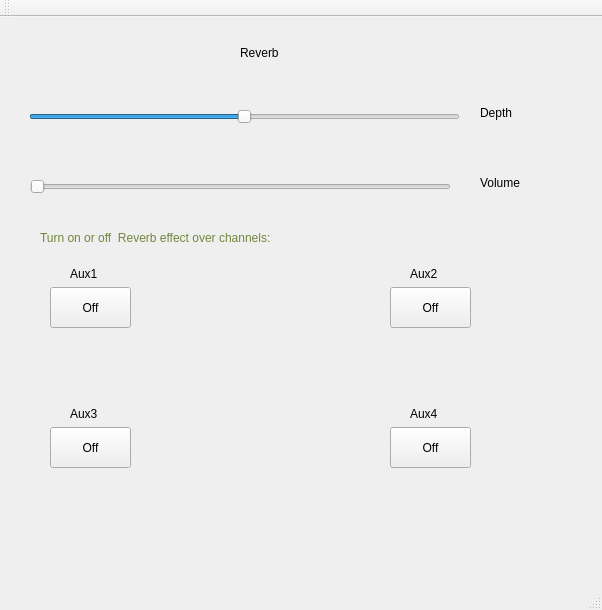
claudiovb/Projetos2, file Mesa_de_Audio_UDP/mainwindow.ui: the form before one commit.
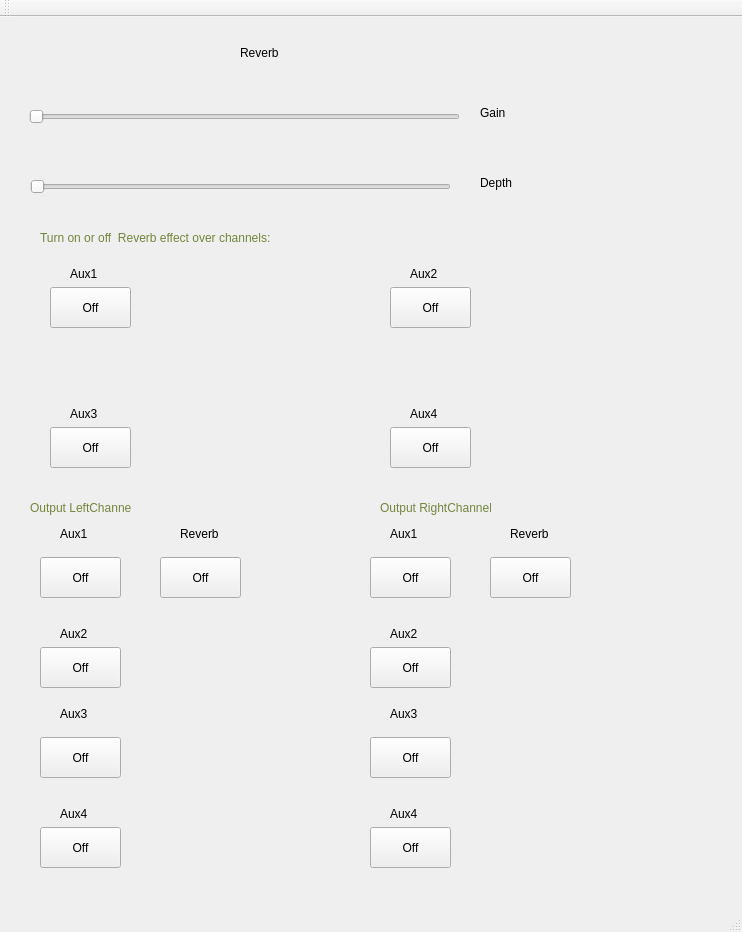
The form after the commit.

Diff of the .ui file:
```diff
--- a/Mesa_de_Audio_UDP/mainwindow.ui
+++ b/Mesa_de_Audio_UDP/mainwindow.ui
@@ -6,8 +6,8 @@
    <rect>
     <x>0</x>
     <y>0</y>
-    <width>602</width>
-    <height>610</height>
+    <width>742</width>
+    <height>932</height>
    </rect>
   </property>
   <property name="windowTitle">
@@ -37,7 +37,7 @@
      </rect>
     </property>
     <property name="minimum">
-     <number>-32768</number>
+     <number>0</number>
     </property>
     <property name="maximum">
      <number>32767</number>
@@ -69,7 +69,7 @@
      </rect>
     </property>
     <property name="text">
-     <string>Depth</string>
+     <string>Gain</string>
     </property>
    </widget>
    <widget class="QSlider" name="horizontalSlider_2">
@@ -101,7 +101,7 @@
      </rect>
     </property>
     <property name="text">
-     <string>Volume</string>
+     <string>Depth</string>
     </property>
    </widget>
    <widget class="QPushButton" name="pushButton">
@@ -258,6 +258,366 @@
      <string>Turn on or off  Reverb effect over channels:</string>
     </property>
    </widget>
+   <widget class="QLabel" name="label_10">
+    <property name="geometry">
+     <rect>
+      <x>30</x>
+      <y>470</y>
+      <width>101</width>
+      <height>41</height>
+     </rect>
+    </property>
+    <property name="palette">
+     <palette>
+      <active>
+       <colorrole role="WindowText">
+        <brush brushstyle="SolidPattern">
+         <color alpha="255">
+          <red>114</red>
+          <green>134</green>
+          <blue>60</blue>
+         </color>
+        </brush>
+       </colorrole>
+      </active>
+      <inactive>
+       <colorrole role="WindowText">
+        <brush brushstyle="SolidPattern">
+         <color alpha="255">
+          <red>114</red>
+          <green>134</green>
+          <blue>60</blue>
+         </color>
+        </brush>
+       </colorrole>
+      </inactive>
+      <disabled>
+       <colorrole role="WindowText">
+        <brush brushstyle="SolidPattern">
+         <color alpha="255">
+          <red>120</red>
+          <green>120</green>
+          <blue>120</blue>
+         </color>
+        </brush>
+       </colorrole>
+      </disabled>
+     </palette>
+    </property>
+    <property name="text">
+     <string>Output LeftChannel:</string>
+    </property>
+   </widget>
+   <widget class="QLabel" name="label_11">
+    <property name="geometry">
+     <rect>
+      <x>380</x>
+      <y>470</y>
+      <width>111</width>
+      <height>41</height>
+     </rect>
+    </property>
+    <property name="palette">
+     <palette>
+      <active>
+       <colorrole role="WindowText">
+        <brush brushstyle="SolidPattern">
+         <color alpha="255">
+          <red>114</red>
+          <green>134</green>
+          <blue>60</blue>
+         </color>
+        </brush>
+       </colorrole>
+      </active>
+      <inactive>
+       <colorrole role="WindowText">
+        <brush brushstyle="SolidPattern">
+         <color alpha="255">
+          <red>114</red>
+          <green>134</green>
+          <blue>60</blue>
+         </color>
+        </brush>
+       </colorrole>
+      </inactive>
+      <disabled>
+       <colorrole role="WindowText">
+        <brush brushstyle="SolidPattern">
+         <color alpha="255">
+          <red>120</red>
+          <green>120</green>
+          <blue>120</blue>
+         </color>
+        </brush>
+       </colorrole>
+      </disabled>
+     </palette>
+    </property>
+    <property name="text">
+     <string>Output RightChannel:</string>
+    </property>
+   </widget>
+   <widget class="QLabel" name="label_12">
+    <property name="geometry">
+     <rect>
+      <x>60</x>
+      <y>510</y>
+      <width>47</width>
+      <height>13</height>
+     </rect>
+    </property>
+    <property name="text">
+     <string>Aux1</string>
+    </property>
+   </widget>
+   <widget class="QPushButton" name="pushButton_5">
+    <property name="geometry">
+     <rect>
+      <x>40</x>
+      <y>540</y>
+      <width>81</width>
+      <height>41</height>
+     </rect>
+    </property>
+    <property name="text">
+     <string>Off</string>
+    </property>
+   </widget>
+   <widget class="QLabel" name="label_13">
+    <property name="geometry">
+     <rect>
+      <x>60</x>
+      <y>610</y>
+      <width>47</width>
+      <height>13</height>
+     </rect>
+    </property>
+    <property name="text">
+     <string>Aux2</string>
+    </property>
+   </widget>
+   <widget class="QLabel" name="label_14">
+    <property name="geometry">
+     <rect>
+      <x>60</x>
+      <y>690</y>
+      <width>47</width>
+      <height>13</height>
+     </rect>
+    </property>
+    <property name="text">
+     <string>Aux3</string>
+    </property>
+   </widget>
+   <widget class="QPushButton" name="pushButton_6">
+    <property name="geometry">
+     <rect>
+      <x>40</x>
+      <y>630</y>
+      <width>81</width>
+      <height>41</height>
+     </rect>
+    </property>
+    <property name="text">
+     <string>Off</string>
+    </property>
+   </widget>
+   <widget class="QPushButton" name="pushButton_7">
+    <property name="geometry">
+     <rect>
+      <x>40</x>
+      <y>720</y>
+      <width>81</width>
+      <height>41</height>
+     </rect>
+    </property>
+    <property name="text">
+     <string>Off</string>
+    </property>
+   </widget>
+   <widget class="QPushButton" name="pushButton_8">
+    <property name="geometry">
+     <rect>
+      <x>40</x>
+      <y>810</y>
+      <width>81</width>
+      <height>41</height>
+     </rect>
+    </property>
+    <property name="text">
+     <string>Off</string>
+    </property>
+   </widget>
+   <widget class="QLabel" name="label_15">
+    <property name="geometry">
+     <rect>
+      <x>60</x>
+      <y>790</y>
+      <width>47</width>
+      <height>13</height>
+     </rect>
+    </property>
+    <property name="text">
+     <string>Aux4</string>
+    </property>
+   </widget>
+   <widget class="QLabel" name="label_16">
+    <property name="geometry">
+     <rect>
+      <x>180</x>
+      <y>510</y>
+      <width>47</width>
+      <height>13</height>
+     </rect>
+    </property>
+    <property name="text">
+     <string>Reverb</string>
+    </property>
+   </widget>
+   <widget class="QPushButton" name="pushButton_9">
+    <property name="geometry">
+     <rect>
+      <x>160</x>
+      <y>540</y>
+      <width>81</width>
+      <height>41</height>
+     </rect>
+    </property>
+    <property name="text">
+     <string>Off</string>
+    </property>
+   </widget>
+   <widget class="QLabel" name="label_17">
+    <property name="geometry">
+     <rect>
+      <x>510</x>
+      <y>510</y>
+      <width>47</width>
+      <height>13</height>
+     </rect>
+    </property>
+    <property name="text">
+     <string>Reverb</string>
+    </property>
+   </widget>
+   <widget class="QPushButton" name="pushButton_10">
+    <property name="geometry">
+     <rect>
+      <x>370</x>
+      <y>810</y>
+      <width>81</width>
+      <height>41</height>
+     </rect>
+    </property>
+    <property name="text">
+     <string>Off</string>
+    </property>
+   </widget>
+   <widget class="QLabel" name="label_18">
+    <property name="geometry">
+     <rect>
+      <x>390</x>
+      <y>510</y>
+      <width>47</width>
+      <height>13</height>
+     </rect>
+    </property>
+    <property name="text">
+     <string>Aux1</string>
+    </property>
+   </widget>
+   <widget class="QLabel" name="label_19">
+    <property name="geometry">
+     <rect>
+      <x>390</x>
+      <y>610</y>
+      <width>47</width>
+      <height>13</height>
+     </rect>
+    </property>
+    <property name="text">
+     <string>Aux2</string>
+    </property>
+   </widget>
+   <widget class="QPushButton" name="pushButton_11">
+    <property name="geometry">
+     <rect>
+      <x>370</x>
+      <y>540</y>
+      <width>81</width>
+      <height>41</height>
+     </rect>
+    </property>
+    <property name="text">
+     <string>Off</string>
+    </property>
+   </widget>
+   <widget class="QPushButton" name="pushButton_12">
+    <property name="geometry">
+     <rect>
+      <x>370</x>
+      <y>720</y>
+      <width>81</width>
+      <height>41</height>
+     </rect>
+    </property>
+    <property name="text">
+     <string>Off</string>
+    </property>
+   </widget>
+   <widget class="QPushButton" name="pushButton_13">
+    <property name="geometry">
+     <rect>
+      <x>490</x>
+      <y>540</y>
+      <width>81</width>
+      <height>41</height>
+     </rect>
+    </property>
+    <property name="text">
+     <string>Off</string>
+    </property>
+   </widget>
+   <widget class="QPushButton" name="pushButton_14">
+    <property name="geometry">
+     <rect>
+      <x>370</x>
+      <y>630</y>
+      <width>81</width>
+      <height>41</height>
+     </rect>
+    </property>
+    <property name="text">
+     <string>Off</string>
+    </property>
+   </widget>
+   <widget class="QLabel" name="label_20">
+    <property name="geometry">
+     <rect>
+      <x>390</x>
+      <y>690</y>
+      <width>47</width>
+      <height>13</height>
+     </rect>
+    </property>
+    <property name="text">
+     <string>Aux3</string>
+    </property>
+   </widget>
+   <widget class="QLabel" name="label_21">
+    <property name="geometry">
+     <rect>
+      <x>390</x>
+      <y>790</y>
+      <width>47</width>
+      <height>13</height>
+     </rect>
+    </property>
+    <property name="text">
+     <string>Aux4</string>
+    </property>
+   </widget>
   </widget>
   <widget class="QMenuBar" name="menuBar">
    <property name="geometry">
```
Left out of the diff: 2 changed lines with no effect on the pictures.
